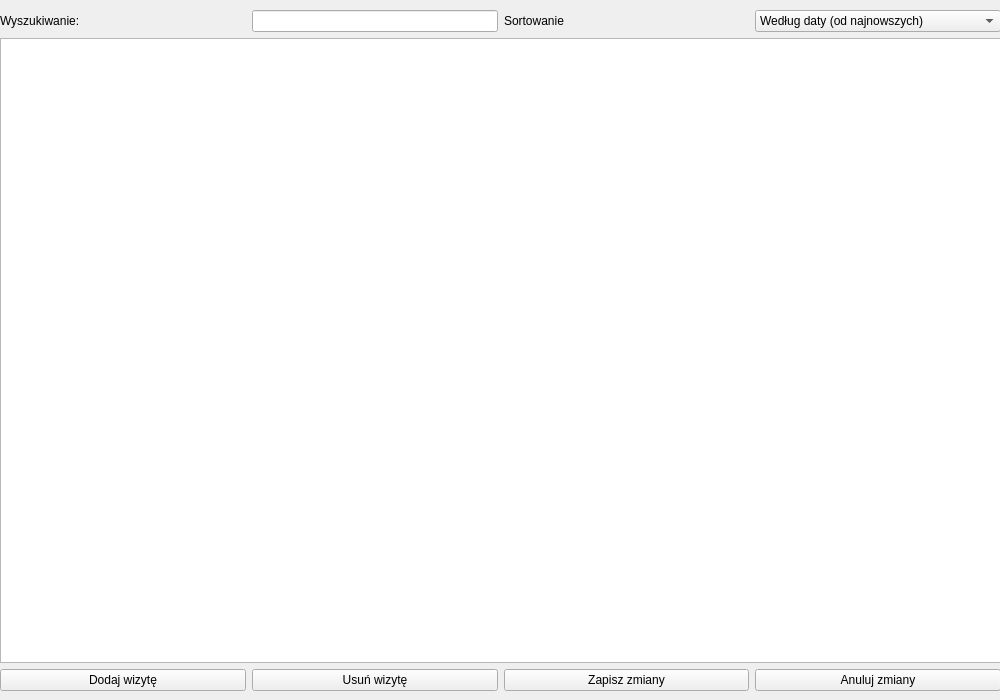
Qt form appointments.ui (dash205/Projekt_Fryzjer) before a commit.
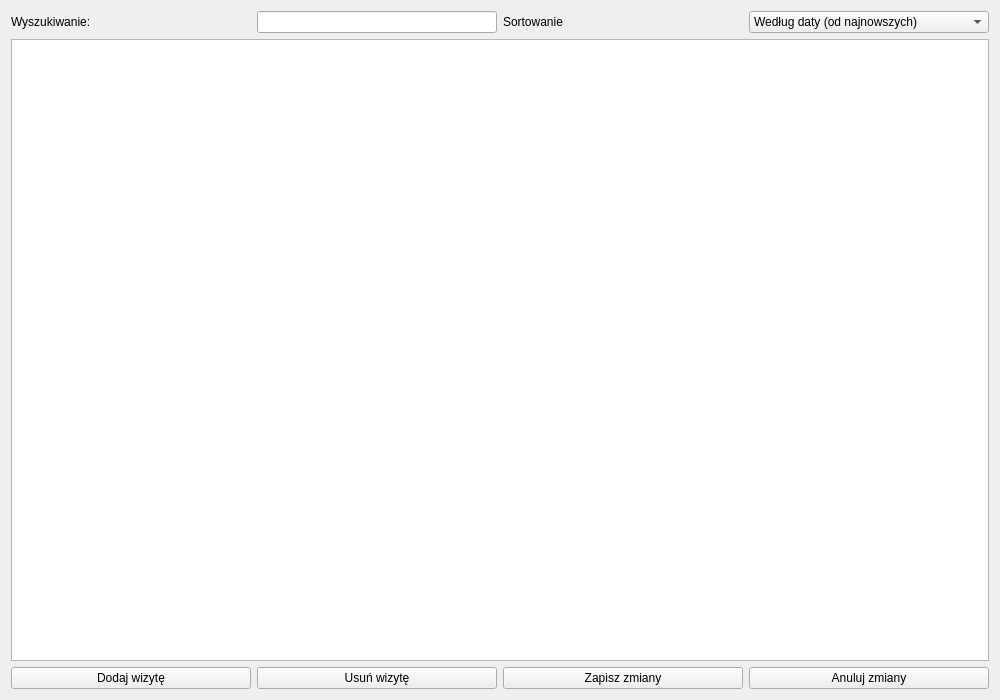
The same form after that commit.

Commit message: stretching width and height

What changed in the file:
```diff
--- a/appointments.ui
+++ b/appointments.ui
@@ -18,22 +18,15 @@
   </property>
   <property name="maximumSize">
    <size>
-    <width>1000</width>
-    <height>700</height>
+    <width>16777215</width>
+    <height>16777215</height>
    </size>
   </property>
   <property name="windowTitle">
    <string>Appointments</string>
   </property>
-  <widget class="QWidget" name="verticalLayoutWidget">
-   <property name="geometry">
-    <rect>
-     <x>0</x>
-     <y>10</y>
-     <width>1001</width>
-     <height>681</height>
-    </rect>
-   </property>
+  <layout class="QVBoxLayout" name="verticalLayout_2">
+   <item>
    <layout class="QVBoxLayout" name="verticalLayout">
     <item>
      <layout class="QHBoxLayout" name="horizontalLayout_2" stretch="1,1,1,1">
@@ -111,7 +104,8 @@
      </layout>
     </item>
    </layout>
-  </widget>
+   </item>
+  </layout>
  </widget>
  <resources/>
  <connections/>
```
Lines whose indentation alone changed are shown as unchanged. The commit also changes 1 other file.
